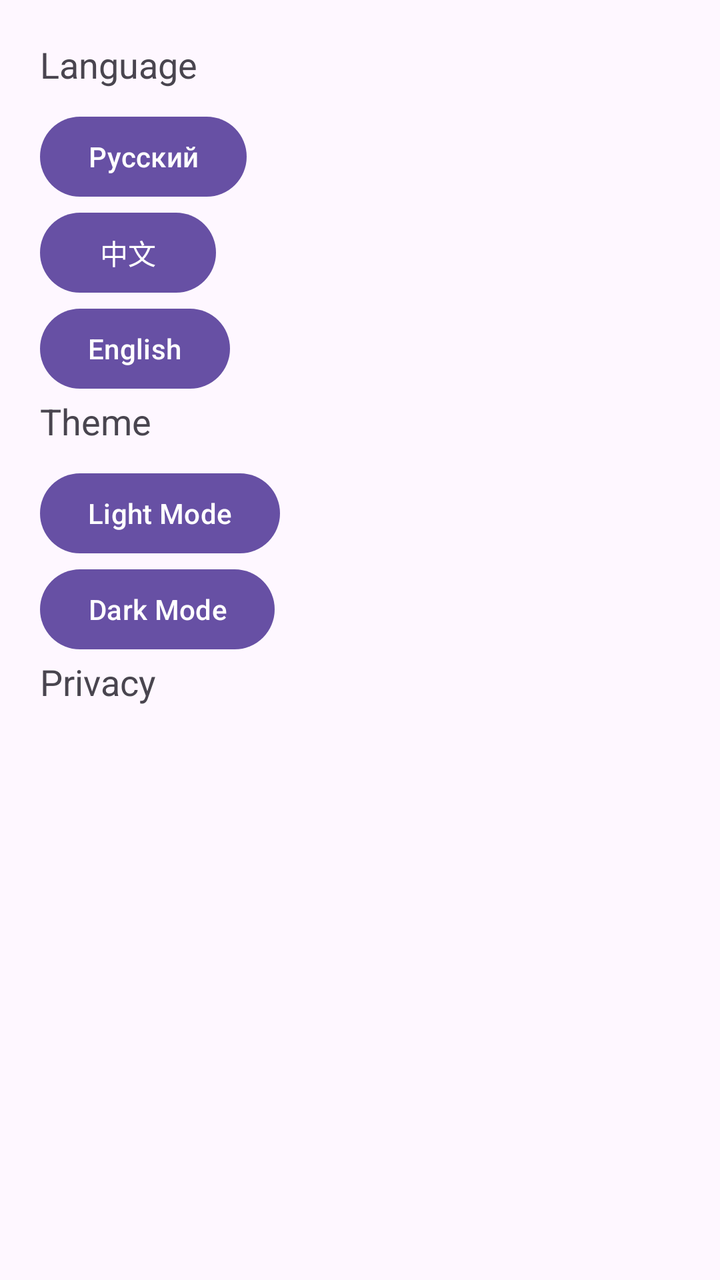
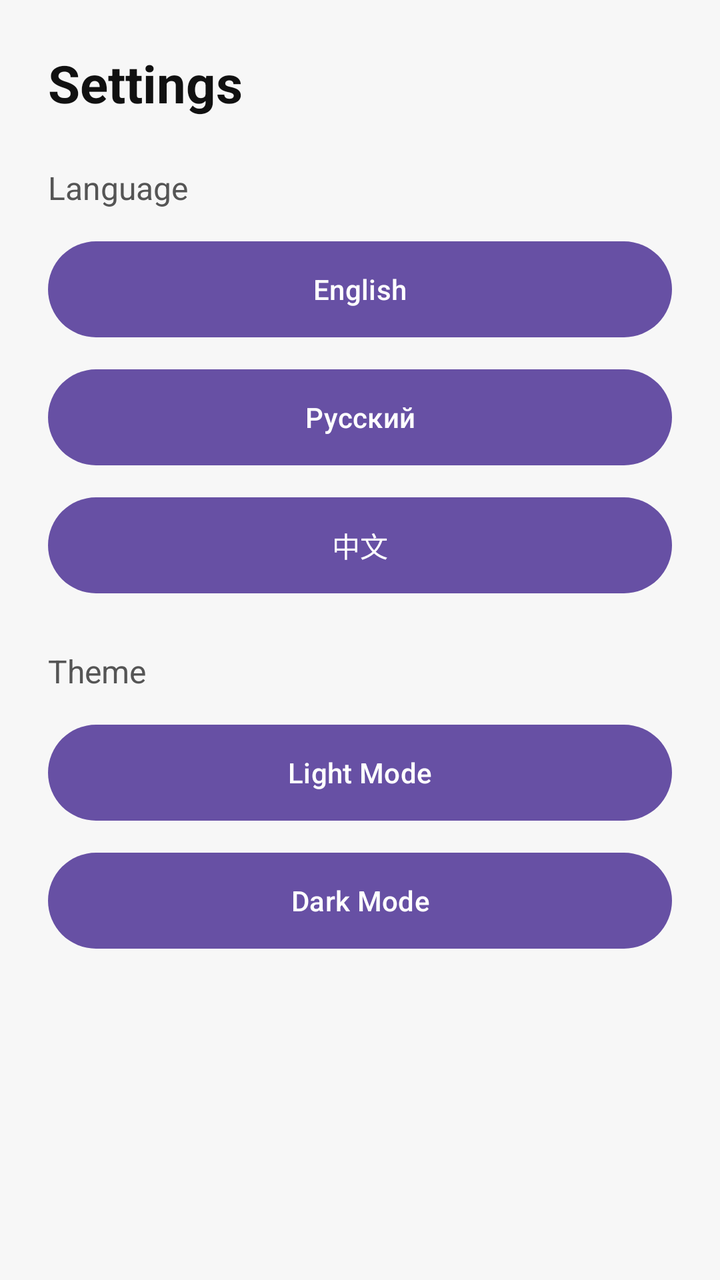

The first picture is an Android layout as it rendered before a commit; the second is the same layout after the commit. The layout source and the unified diff follow.
<!-- AndroidManifest.xml: application theme Theme.RuleOfTheDay333 -->
<!-- res/layout/fragment_settings.xml -->
<?xml version="1.0" encoding="utf-8"?>
<FrameLayout xmlns:android="http://schemas.android.com/apk/res/android"
    xmlns:tools="http://schemas.android.com/tools"
    android:layout_width="match_parent"
    android:layout_height="match_parent"
    tools:context=".fragments.SettingsFragment">

    <LinearLayout
        android:orientation="vertical"
        android:padding="20dp"
        android:layout_width="match_parent"
        android:layout_height="match_parent">

        
        <TextView
            android:text="@string/language"
            android:textSize="18sp"
            android:layout_marginBottom="10dp"
            android:layout_width="wrap_content"
            android:layout_height="wrap_content"/>

        <Button
            android:id="@+id/btn_russian"
            android:layout_width="wrap_content"
            android:layout_height="wrap_content"
            android:text="@string/russian" />

        <Button
            android:id="@+id/btn_chinese"
            android:layout_width="wrap_content"
            android:layout_height="wrap_content"
            android:text="@string/chinese" />

        <Button
            android:id="@+id/btn_english"
            android:layout_width="wrap_content"
            android:layout_height="wrap_content"
            android:text="@string/english" />

        <TextView
            android:text="@string/theme"
            android:textSize="18sp"
            android:layout_marginBottom="10dp"
            android:layout_width="wrap_content"
            android:layout_height="wrap_content"/>

        <Button
            android:id="@+id/btn_light_mode"
            android:layout_width="wrap_content"
            android:layout_height="wrap_content"
            android:text="@string/light_mode" />

        <Button
            android:id="@+id/btn_dark_mode"
            android:layout_width="wrap_content"
            android:layout_height="wrap_content"
            android:text="@string/dark_mode" />

        <TextView
            android:text="@string/privacy"
            android:textSize="18sp"
            android:layout_marginBottom="10dp"
            android:layout_width="wrap_content"
            android:layout_height="wrap_content"/>
    </LinearLayout>
</FrameLayout>
<!-- resources referenced by this layout -->
<resources>
  <string name="chinese">中文</string>
  <string name="dark_mode">Dark Mode</string>
  <string name="english">English</string>
  <string name="language">Language</string>
  <string name="light_mode">Light Mode</string>
  <string name="privacy">Privacy</string>
  <string name="russian">Русский</string>
  <string name="theme">Theme</string>
  <style name="Theme.RuleOfTheDay333" parent="Base.Theme.RuleOfTheDay333" />
  <style name="Base.Theme.RuleOfTheDay333" parent="Theme.Material3.DayNight.NoActionBar">
          
          
      </style>
</resources>

<!-- the commit's change to res/layout/fragment_settings.xml (unified diff, before → after) -->
@@ -1,66 +1,92 @@
 <?xml version="1.0" encoding="utf-8"?>
-<FrameLayout xmlns:android="http://schemas.android.com/apk/res/android"
-    xmlns:tools="http://schemas.android.com/tools"
+<ScrollView xmlns:android="http://schemas.android.com/apk/res/android"
     android:layout_width="match_parent"
     android:layout_height="match_parent"
-    tools:context=".fragments.SettingsFragment">
+    android:background="#F7F7F7">
 
     <LinearLayout
         android:orientation="vertical"
-        android:padding="20dp"
+        android:padding="24dp"
         android:layout_width="match_parent"
-        android:layout_height="match_parent">
+        android:layout_height="wrap_content">
+
+        
+        <TextView
+            android:layout_width="wrap_content"
+            android:layout_height="wrap_content"
+            android:text="Settings"
+            android:textSize="26sp"
+            android:textStyle="bold"
+            android:textColor="#111111"
+            android:layout_marginBottom="24dp"/>
 
         
         <TextView
             android:text="@string/language"
-            android:textSize="18sp"
-            android:layout_marginBottom="10dp"
+            android:textSize="16sp"
+            android:textColor="#555555"
+            android:layout_marginBottom="12dp"
             android:layout_width="wrap_content"
             android:layout_height="wrap_content"/>
 
         <Button
+            android:id="@+id/btn_english"
+            android:layout_width="match_parent"
+            android:layout_height="56dp"
+            android:text="@string/english"
+            android:textAllCaps="false"
+            android:layout_marginBottom="8dp"/>
+
+        <Button
             android:id="@+id/btn_russian"
-            android:layout_width="wrap_content"
-            android:layout_height="wrap_content"
-            android:text="@string/russian" />
+            android:layout_width="match_parent"
+            android:layout_height="56dp"
+            android:text="@string/russian"
+            android:textAllCaps="false"
+            android:layout_marginBottom="8dp"/>
 
         <Button
             android:id="@+id/btn_chinese"
-            android:layout_width="wrap_content"
-            android:layout_height="wrap_content"
-            android:text="@string/chinese" />
+            android:layout_width="match_parent"
+            android:layout_height="56dp"
+            android:text="@string/chinese"
+            android:textAllCaps="false"
+            android:layout_marginBottom="24dp"/>
 
-        <Button
-            android:id="@+id/btn_english"
-            android:layout_width="wrap_content"
-            android:layout_height="wrap_content"
-            android:text="@string/english" />
-
+        
         <TextView
             android:text="@string/theme"
-            android:textSize="18sp"
-            android:layout_marginBottom="10dp"
+            android:textSize="16sp"
+            android:textColor="#555555"
+            android:layout_marginBottom="12dp"
             android:layout_width="wrap_content"
             android:layout_height="wrap_content"/>
 
         <Button
             android:id="@+id/btn_light_mode"
-            android:layout_width="wrap_content"
-            android:layout_height="wrap_content"
-            android:text="@string/light_mode" />
+            android:layout_width="match_parent"
+            android:layout_height="56dp"
+            android:text="@string/light_mode"
+            android:textAllCaps="false"
+            android:layout_marginBottom="8dp"/>
 
         <Button
             android:id="@+id/btn_dark_mode"
-            android:layout_width="wrap_content"
-            android:layout_height="wrap_content"
-            android:text="@string/dark_mode" />
+            android:layout_width="match_parent"
+            android:layout_height="56dp"
+            android:text="@string/dark_mode"
+            android:textAllCaps="false"
+            android:layout_marginBottom="24dp"/>
 
-        <TextView
-            android:text="@string/privacy"
-            android:textSize="18sp"
-            android:layout_marginBottom="10dp"
-            android:layout_width="wrap_content"
-            android:layout_height="wrap_content"/>
+        
+
+
+
+
+
+
+
+
     </LinearLayout>
-</FrameLayout>
+
+</ScrollView>
<!-- resource entries referenced after the edit -->
@@ -5,7 +5,6 @@
   <string name="english">English</string>
   <string name="language">Language</string>
   <string name="light_mode">Light Mode</string>
-  <string name="privacy">Privacy</string>
   <string name="russian">Русский</string>
   <string name="theme">Theme</string>
   <style name="Theme.RuleOfTheDay333" parent="Base.Theme.RuleOfTheDay333" />
